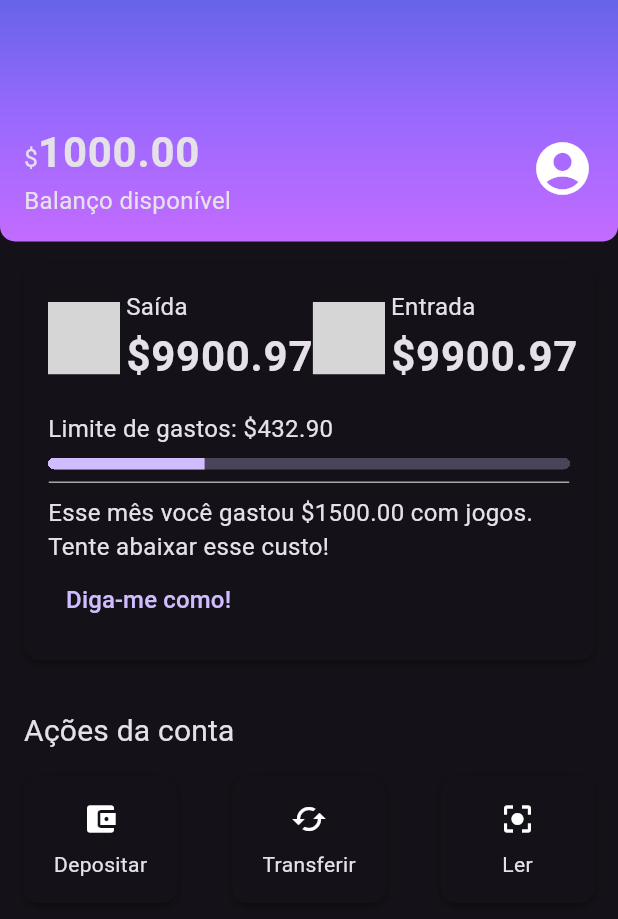
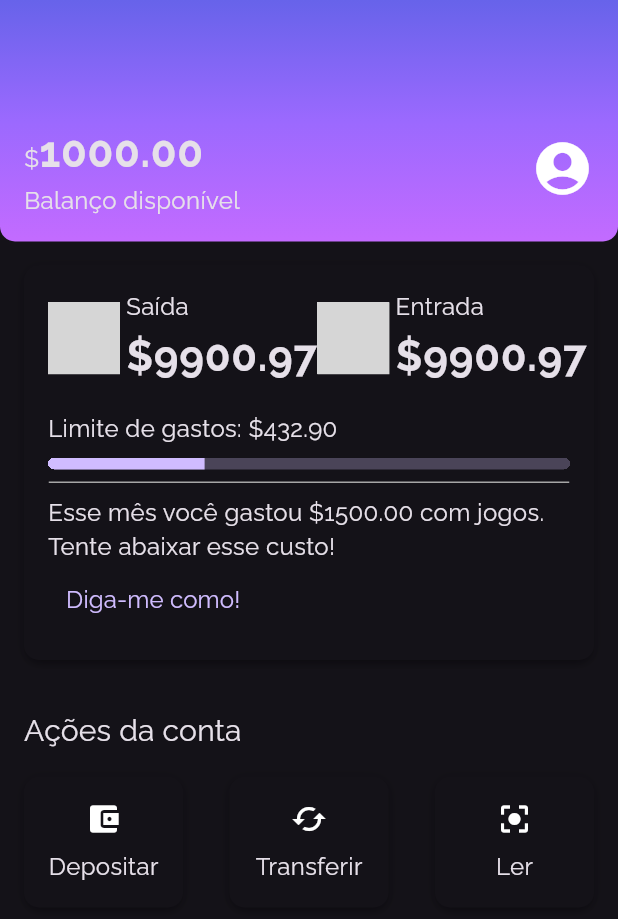
Before and after one commit to leobuck/alura-flutter, a Flutter app: the screen it shows after launch, on a phone screen of 412 x 824 dp. Shown: the top 919 px of the screen. Run offline on Flutter 3.47's test engine with Material 3 defaults, Android fonts, the phone set to English and light mode, and no system bars; grey boxes are pictures that could not be loaded.

Commit message:
Configurando a tipografia Raleway

```diff
--- a/alubank/lib/components/sections/account_actions.dart
+++ b/alubank/lib/components/sections/account_actions.dart
@@ -61,17 +61,14 @@ class _AccountActionsContent extends StatelessWidget {
   @override
   Widget build(BuildContext context) {
     return Container(
-      width: 70,
+      width: 74,
       child: Column(
         children: [
           Padding(
             padding: const EdgeInsets.only(bottom: 8.0),
             child: icon,
           ),
-          Text(
-            text,
-            style: TextStyle(fontSize: 14),
-          ),
+          Text(text),
         ],
       ),
     );
--- a/alubank/lib/themes/my_theme.dart
+++ b/alubank/lib/themes/my_theme.dart
@@ -5,6 +5,7 @@ ThemeData MyTheme = ThemeData(
   primarySwatch: ThemeColors.primaryColor,
   primaryColor: ThemeColors.primaryColor,
   brightness: Brightness.dark,
+  fontFamily: 'Raleway',
   textTheme: TextTheme(
     bodyMedium: TextStyle(
       fontSize: 16,
```
Also changed, not shown: alubank/pubspec.yaml (+7 -0 lines), alubank/fonts/Raleway-Bold.ttf (added), alubank/fonts/Raleway-Regular.ttf (added).
